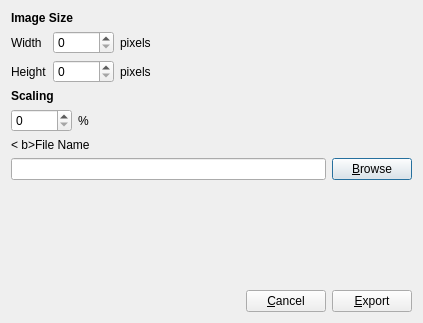
haskelladdict/sconcho, file sconcho/gui/ui/exportBitmapDialog.ui: the form before one commit.
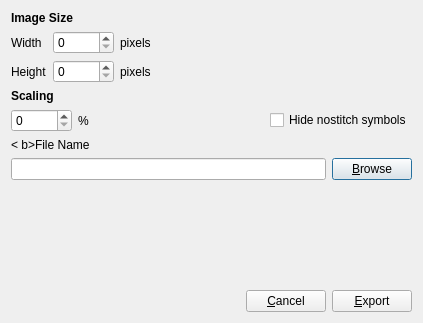
The form after the commit.

Commit message:
Reworked hiding of nostitch symbols.
Previously, we tried to hide nostitch symbols already
on the canvas. Unfortunately, this doesn't work right
since hidden symbols aren't detected by QGraphicsScene's
position based item calls on which we rely on a lot. In
other words, the canvas has to remain rectangular.

Instead, we allow to hide nostitch symbols during exporting
so that the final exported image does not contain
them anymore while they do remain visible on the canvas.

Diff of the .ui file:
```diff
--- a/sconcho/gui/ui/exportBitmapDialog.ui
+++ b/sconcho/gui/ui/exportBitmapDialog.ui
@@ -148,6 +148,16 @@
          </property>
         </spacer>
        </item>
+       <item>
+        <widget class="QCheckBox" name="hideNostitchCheckBox">
+         <property name="toolTip">
+          <string>Checking this option will hide all &lt;i&gt;nostitch&lt;/i&gt; symbols in the exported image of your pattern. This can be used to generate non-rectangular patterns.</string>
+         </property>
+         <property name="text">
+          <string>Hide nostitch symbols</string>
+         </property>
+        </widget>
+       </item>
       </layout>
      </item>
     </layout>
```
The commit also changes 16 other files.
